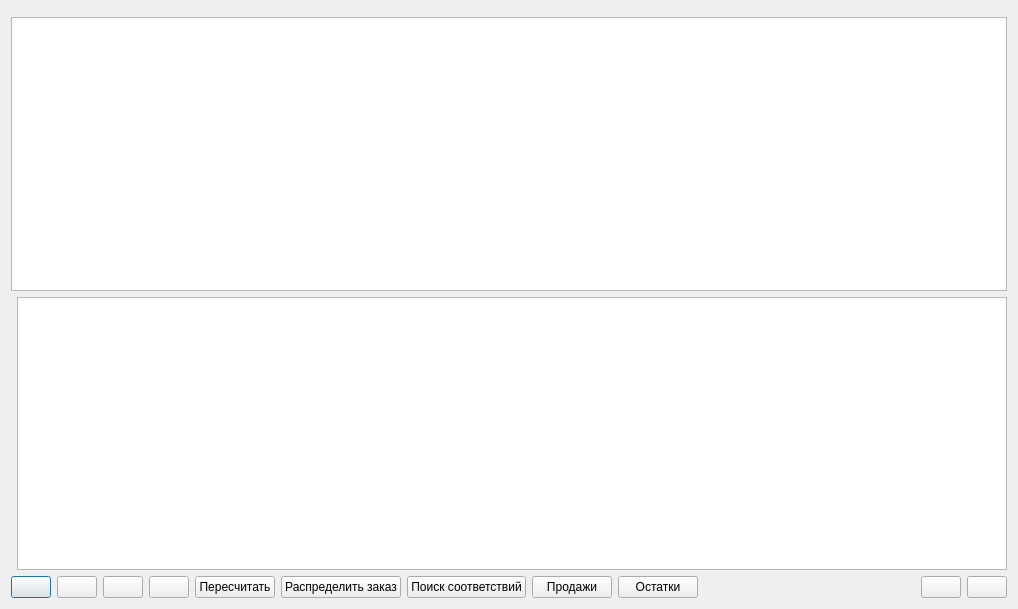
Before: the Qt Designer form data/192.168.0.1-5432-enterprise/forms/заявка.ui in morozovvl/qbalance, drawn with Qt 5.
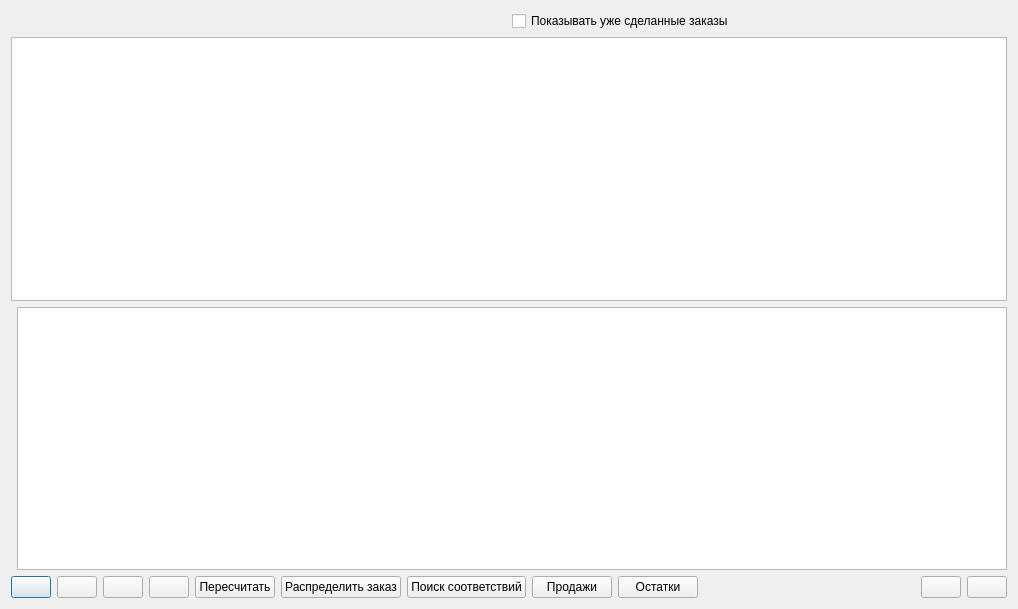
After: the same form once the commit is applied. Icons and pictures are not drawn. Custom widgets are drawn as their Qt base class.

Patch:
```diff
--- a/data/192.168.0.1-5432-enterprise/forms/заявка.ui
+++ b/data/192.168.0.1-5432-enterprise/forms/заявка.ui
@@ -27,8 +27,25 @@
          <verstretch>0</verstretch>
         </sizepolicy>
        </property>
+       <property name="maximumSize">
+        <size>
+         <width>16777215</width>
+         <height>16777215</height>
+        </size>
+       </property>
       </widget>
      </item>
+     <item>
+      <layout class="QVBoxLayout" name="verticalLayout">
+       <item>
+        <widget class="QCheckBox" name="checkBoxShowDocs">
+         <property name="text">
+          <string>Показывать уже сделанные заказы</string>
+         </property>
+        </widget>
+       </item>
+      </layout>
+     </item>
     </layout>
    </item>
    <item>
```
